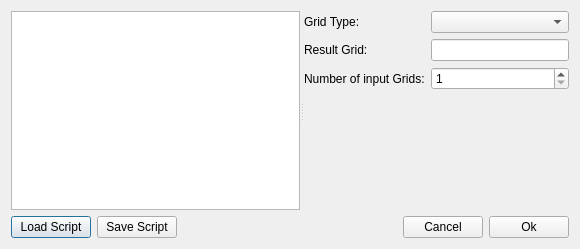
First picture: the form in ProzessUI/gridrunuserscriptdialog.ui, repository fsoos74/su, before the edit.
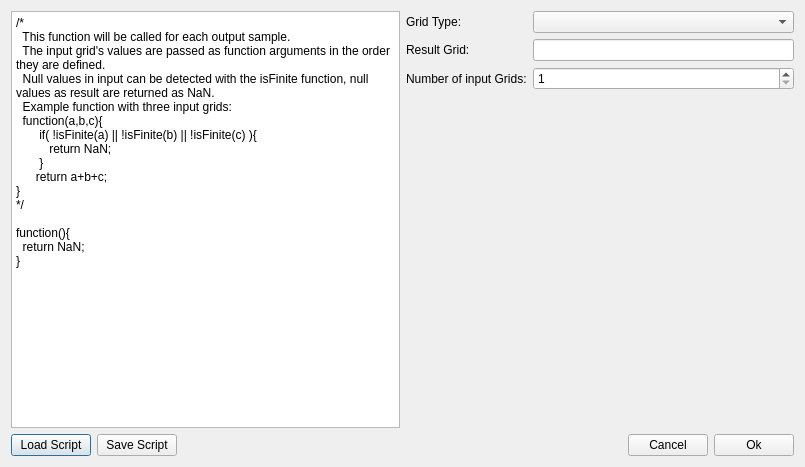
Second picture: the form after the edit.

The edit to the form file:
```diff
--- a/ProzessUI/gridrunuserscriptdialog.ui
+++ b/ProzessUI/gridrunuserscriptdialog.ui
@@ -6,8 +6,8 @@
    <rect>
     <x>0</x>
     <y>0</y>
-    <width>580</width>
-    <height>249</height>
+    <width>805</width>
+    <height>467</height>
    </rect>
   </property>
   <property name="windowTitle">
@@ -15,12 +15,30 @@
   </property>
   <layout class="QVBoxLayout" name="verticalLayout_2">
    <item>
-    <widget class="QSplitter" name="splitter">
-     <property name="orientation">
-      <enum>Qt::Horizontal</enum>
-     </property>
-     <widget class="QPlainTextEdit" name="teScript"/>
-     <widget class="QWidget" name="layoutWidget">
+    <layout class="QHBoxLayout" name="horizontalLayout_2">
+     <item>
+      <widget class="QPlainTextEdit" name="teScript">
+       <property name="plainText">
+        <string>/*
+  This function will be called for each output sample.
+  The input grid's values are passed as function arguments in the order they are defined.
+  Null values in input can be detected with the isFinite function, null values as result are returned as NaN. 
+  Example function with three input grids: 
+  function(a,b,c){
+       if( !isFinite(a) || !isFinite(b) || !isFinite(c) ){
+          return NaN;
+       }
+      return a+b+c;
+}
+*/
+
+function(){
+  return NaN;
+}</string>
+       </property>
+      </widget>
+     </item>
+     <item>
       <layout class="QVBoxLayout" name="verticalLayout">
        <item>
         <layout class="QGridLayout" name="gridLayout">
@@ -87,8 +105,8 @@
         </spacer>
        </item>
       </layout>
-     </widget>
-    </widget>
+     </item>
+    </layout>
    </item>
    <item>
     <layout class="QHBoxLayout" name="horizontalLayout">
```
Left out of the diff: 26 changed lines with no effect on the pictures.
